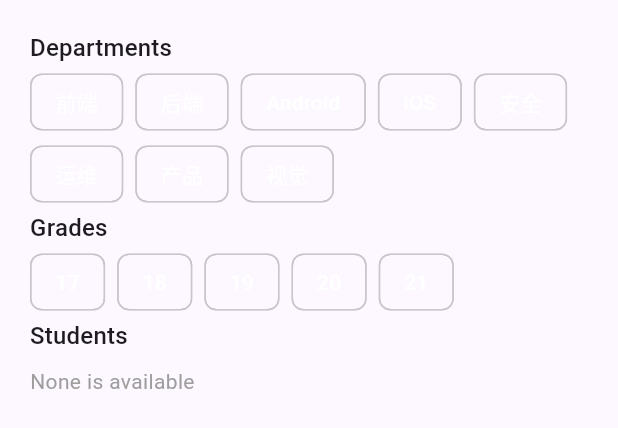
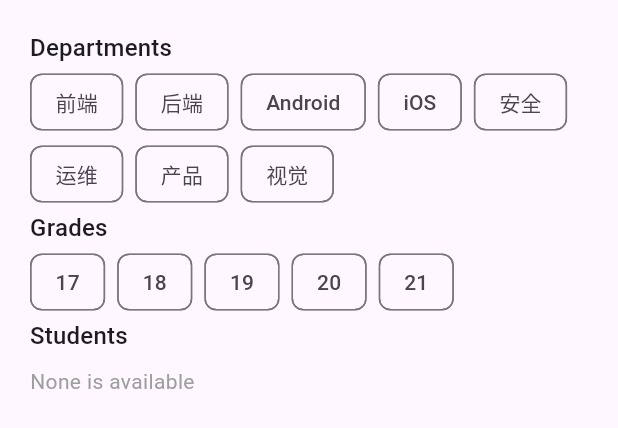
Before and after one commit to hall-of-fame/hof-flutter, a Flutter app: the CategoryScreen widget shown alone on an empty page, opened directly, on a phone screen of 412 x 824 dp. Shown: the top 428 px of the screen. Run offline on Flutter 3.47's test engine with Material 2 defaults, Android fonts, the phone set to English and light mode, and no system bars; our stand-ins replace cached_network_image, share_plus, shared_preferences; accounts and stored records are empty; network calls fail.

Commit message:
refactor: update themeData

```diff
--- a/lib/main.dart
+++ b/lib/main.dart
@@ -7,8 +7,6 @@ import 'provider/ranking.dart';
 import 'provider/stickers.dart';
 import 'provider/theme.dart';
 import 'view/root.dart';
-
-const Color m3BaseColor = Color(0xff6750a4);
 
 class App extends StatelessWidget {
   const App({Key? key}) : super(key: key);
@@ -20,12 +18,10 @@ class App extends StatelessWidget {
         title: "Hall of Fame",
         themeMode: theme.mode,
         theme: ThemeData(
-          colorSchemeSeed: m3BaseColor,
           brightness: Brightness.light,
           useMaterial3: true,
         ),
         darkTheme: ThemeData(
-          colorSchemeSeed: m3BaseColor,
           brightness: Brightness.dark,
           useMaterial3: true,
         ),
--- a/lib/view/screens/category.dart
+++ b/lib/view/screens/category.dart
@@ -48,12 +48,9 @@ class _CategoryScreenState extends State<CategoryScreen>
                   .map(
                     (department) => Container(
                       padding: const EdgeInsets.fromLTRB(0, 0, 8, 0),
-                      // TODO: Use Material Design 3 Chip
                       child: FilterChip(
-                        selectedColor: Theme.of(context).primaryColor,
-                        checkmarkColor: Colors.white,
-                        labelStyle: const TextStyle(color: Colors.white),
                         label: Text(department),
+                        side: BorderSide(color: Theme.of(context).dividerColor),
                         selected: filter.departments[department] ?? false,
                         onSelected: (selected) => setState(() {
                           filter.departments[department] = selected;
@@ -74,10 +71,8 @@ class _CategoryScreenState extends State<CategoryScreen>
                     (grade) => Container(
                       padding: const EdgeInsets.fromLTRB(0, 0, 8, 0),
                       child: FilterChip(
-                        selectedColor: Theme.of(context).primaryColor,
-                        checkmarkColor: Colors.white,
-                        labelStyle: const TextStyle(color: Colors.white),
                         label: Text(grade),
+                        side: BorderSide(color: Theme.of(context).dividerColor),
                         selected: filter.grades[grade] ?? false,
                         onSelected: (selected) => setState(() {
                           filter.grades[grade] = selected;
@@ -106,10 +101,10 @@ class _CategoryScreenState extends State<CategoryScreen>
                           (student) => Container(
                             padding: const EdgeInsets.fromLTRB(0, 0, 8, 0),
                             child: FilterChip(
-                              selectedColor: Theme.of(context).primaryColor,
-                              checkmarkColor: Colors.white,
-                              labelStyle: const TextStyle(color: Colors.white),
                               label: Text(student),
+                              side: BorderSide(
+                                color: Theme.of(context).dividerColor,
+                              ),
                               selected: filter.students[student] ?? false,
                               onSelected: (selected) => setState(
                                 () => filter.students[student] = selected,
--- a/lib/view/screens/settings.dart
+++ b/lib/view/screens/settings.dart
@@ -117,8 +117,9 @@ class _SettingsScreenState extends State<SettingsScreen> {
           ),
         ),
         Divider(
-            thickness: 1,
-            color: Theme.of(context).dividerColor.withOpacity(.3)),
+          thickness: 1,
+          color: Theme.of(context).dividerColor.withOpacity(.3),
+        ),
         Container(
           margin: const EdgeInsets.fromLTRB(16, 16, 0, 8),
           child: Text(
```
